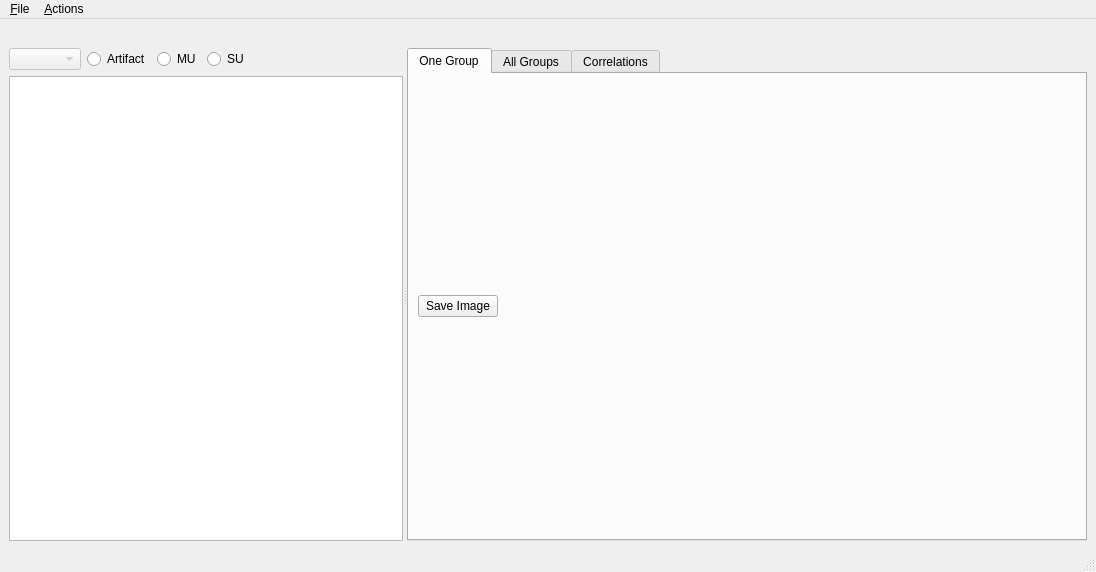
Before: the Qt Designer form combinato/guisort/sorter.ui in jniediek/combinato, drawn with Qt 5.
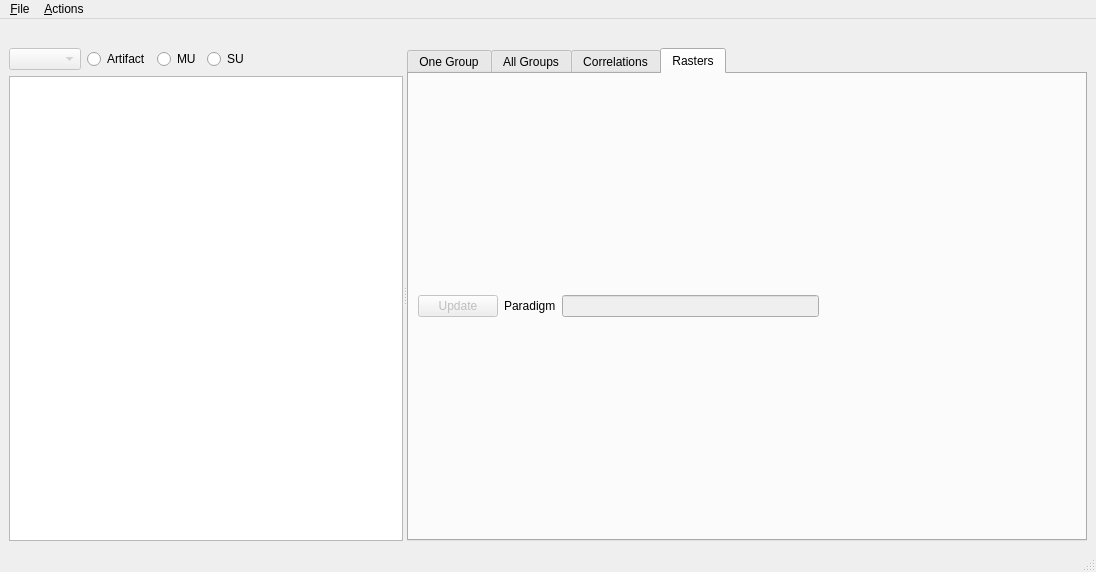
After: the same form once the commit is applied. The open tabs and pages were chosen to show the change.

Commit message: [WIP] added raster plotting

Diff of the .ui file:
```diff
--- a/combinato/guisort/sorter.ui
+++ b/combinato/guisort/sorter.ui
@@ -122,6 +122,9 @@
        </layout>
       </widget>
       <widget class="QTabWidget" name="tabWidget">
+       <property name="enabled">
+        <bool>true</bool>
+       </property>
        <property name="tabShape">
         <enum>QTabWidget::Rounded</enum>
        </property>
@@ -263,6 +266,57 @@
          </item>
         </layout>
        </widget>
+       <widget class="QWidget" name="rastersTab">
+        <attribute name="title">
+         <string>Rasters</string>
+        </attribute>
+        <layout class="QVBoxLayout" name="verticalLayout_8">
+         <item>
+          <layout class="QHBoxLayout" name="horizontalLayout_5">
+           <item>
+            <widget class="QPushButton" name="pushButtonUpdateRasters">
+             <property name="enabled">
+              <bool>false</bool>
+             </property>
+             <property name="text">
+              <string>Update</string>
+             </property>
+            </widget>
+           </item>
+           <item>
+            <widget class="QLabel" name="label">
+             <property name="text">
+              <string>Paradigm</string>
+             </property>
+            </widget>
+           </item>
+           <item>
+            <widget class="QLineEdit" name="lineEditStimSelect">
+             <property name="enabled">
+              <bool>false</bool>
+             </property>
+            </widget>
+           </item>
+           <item>
+            <spacer name="horizontalSpacer_5">
+             <property name="orientation">
+              <enum>Qt::Horizontal</enum>
+             </property>
+             <property name="sizeHint" stdset="0">
+              <size>
+               <width>40</width>
+               <height>20</height>
+              </size>
+             </property>
+            </spacer>
+           </item>
+          </layout>
+         </item>
+         <item>
+          <layout class="QVBoxLayout" name="rasterLayout"/>
+         </item>
+        </layout>
+       </widget>
       </widget>
      </widget>
     </item>
```
Left out of the diff: 12 changed lines with no effect on the pictures. The commit also changes 3 other files.
